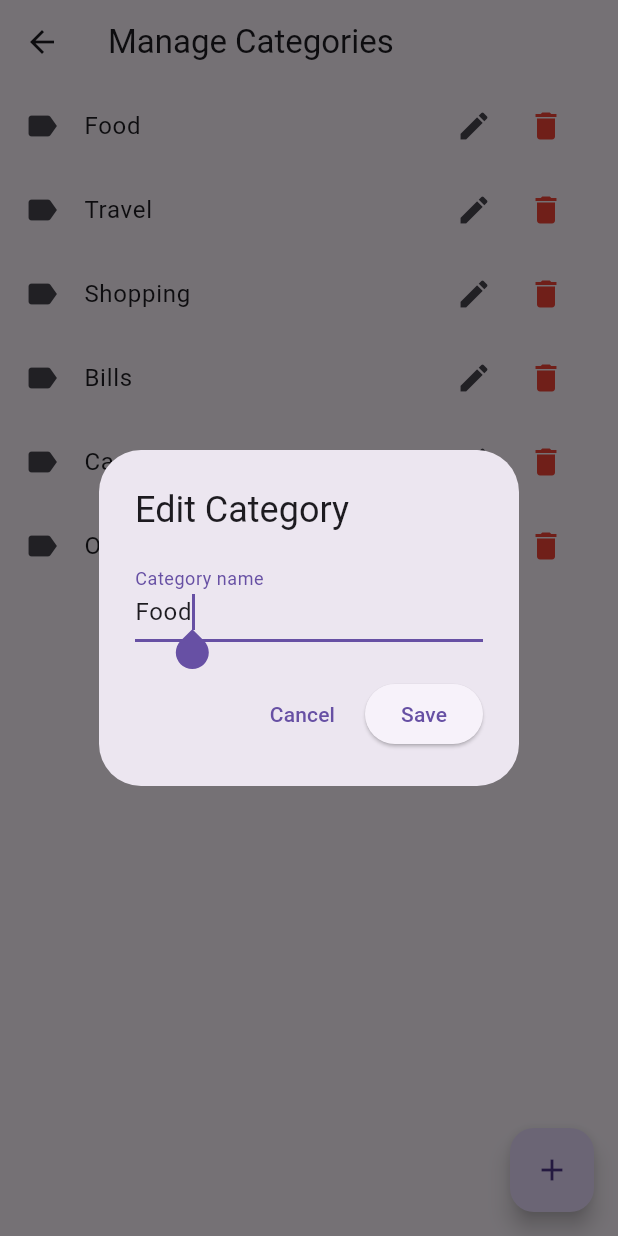
After one commit to anjani-k-xoriant/flutter-training, a Flutter app: the CategoryScreen screen opened by its route, after a tap on the "edit" icon, on a phone screen of 412 x 824 dp. The commit adds this screen. Run offline on Flutter 3.47's test engine with Material 3 defaults, Android fonts, the phone set to English and light mode, and no system bars; our stand-ins replace fl_chart, hive, hive_flutter, shared_preferences, timeago; accounts and stored records are empty.

Commit message:
dynamic category added

```diff
--- a/lib/main.dart
+++ b/lib/main.dart
@@ -1,10 +1,13 @@
 import 'package:flutter/material.dart';
+import 'package:hello_world/models/category.dart';
 import 'package:hello_world/models/expense.dart';
 import 'package:hello_world/providers/auth_provider.dart';
+import 'package:hello_world/providers/category_provider.dart';
 import 'package:hello_world/providers/expense_provider.dart';
 import 'package:hello_world/providers/theme_provider.dart';
 import 'package:hello_world/providers/user_provider.dart';
 import 'package:hello_world/screens/profile/profile_tab.dart';
+import 'package:hello_world/screens/settings/category_screen.dart';
 
 import 'package:hive_flutter/hive_flutter.dart';
 import 'package:provider/provider.dart';
@@ -18,11 +21,16 @@ void main() async {
 
   await Hive.initFlutter();
   Hive.registerAdapter(ExpenseAdapter());
+  Hive.registerAdapter(CategoryAdapter());
   await Hive.openBox<Expense>('expenses');
+  await Hive.openBox<Category>('categories');
 
   runApp(
     MultiProvider(
       providers: [
+        ChangeNotifierProvider(
+          create: (_) => CategoryProvider()..addDefaultsIfEmpty(),
+        ),
         ChangeNotifierProvider(create: (_) => AuthProvider()),
         ChangeNotifierProvider(create: (_) => UserProvider()),
         ChangeNotifierProvider(create: (_) => ExpenseProvider()),
@@ -40,7 +48,7 @@ class MyApp extends StatelessWidget {
   Widget build(BuildContext context) {
     final themeProvider = context.watch<ThemeProvider>();
     return MaterialApp(
-      title: 'Expense Managment',
+      title: 'Expe Screen Demo',
       themeMode: themeProvider.themeMode,
       theme: ThemeData.light(),
       darkTheme: ThemeData.dark(),
@@ -49,6 +57,7 @@ class MyApp extends StatelessWidget {
         SplashScreen.routeName: (_) => const SplashScreen(),
         LoginScreen.routeName: (_) => const LoginScreen(),
         '/home': (_) => const ExpensesScreen(),
+        '/categories': (_) => const CategoryScreen(),
         ExpensesScreen.routeName: (_) => const ExpensesScreen(),
         ProfileTab.routeName: (_) => const ProfileTab(),
       },
--- /dev/null
+++ b/lib/models/category.dart
@@ -0,0 +1,11 @@
+import 'package:hive/hive.dart';
+
+part 'category.g.dart';
+
+@HiveType(typeId: 2)
+class Category extends HiveObject {
+  @HiveField(0)
+  String name;
+
+  Category({required this.name});
+}
--- /dev/null
+++ b/lib/providers/category_provider.dart
@@ -0,0 +1,46 @@
+import 'package:flutter/material.dart';
+import 'package:hello_world/providers/expense_provider.dart';
+import 'package:hive/hive.dart';
+import '../models/category.dart';
+
+class CategoryProvider extends ChangeNotifier {
+  final Box<Category> _box = Hive.box<Category>('categories');
+
+  List<Category> get categories => _box.values.toList();
+
+  void addCategory(String name) {
+    _box.add(Category(name: name));
+    notifyListeners();
+  }
+
+  void updateCategory(int index, String name) {
+    _box.putAt(index, Category(name: name));
+    notifyListeners();
+  }
+
+  void deleteCategory(int index) {
+    _box.deleteAt(index);
+    notifyListeners();
+  }
+
+  /// Initial default categories
+  void addDefaultsIfEmpty() {
+    if (_box.isEmpty) {
+      for (final name in [
+        'Food',
+        'Travel',
+        'Shopping',
+        'Bills',
+        'Cashback',
+        'Other',
+      ]) {
+        _box.add(Category(name: name));
+      }
+      notifyListeners();
+    }
+  }
+
+  bool canDeleteCategory(String categoryName, ExpenseProvider expenseProvider) {
+    return !expenseProvider.isCategoryInUse(categoryName);
+  }
+}
--- a/lib/providers/expense_provider.dart
+++ b/lib/providers/expense_provider.dart
@@ -77,4 +77,8 @@ class ExpenseProvider extends ChangeNotifier {
         .where((e) => e.title.toLowerCase().contains(query.toLowerCase()))
         .toList();
   }
+
+  bool isCategoryInUse(String categoryName) {
+    return expenses.any((e) => e.category == categoryName);
+  }
 }
--- a/lib/screens/profile/widgets/settings_list.dart
+++ b/lib/screens/profile/widgets/settings_list.dart
@@ -1,5 +1,6 @@
 import 'package:flutter/material.dart';
 import 'package:hello_world/screens/profile/edit/change_password_screen.dart';
+import 'package:hello_world/screens/settings/category_screen.dart';
 import 'package:hello_world/screens/settings/theme_screen.dart';
 
 class SettingsList extends StatelessWidget {
@@ -59,6 +60,17 @@ class SettingsList extends StatelessWidget {
               const Divider(height: 0),
 
               ListTile(
+                leading: const Icon(Icons.category),
+                title: const Text("Categories"),
+                trailing: const Icon(Icons.arrow_forward_ios, size: 16),
+                onTap: () {
+                  Navigator.push(
+                    context,
+                    MaterialPageRoute(builder: (_) => const CategoryScreen()),
+                  );
+                },
+              ),
+              ListTile(
                 leading: const Icon(Icons.color_lens),
                 title: const Text("Theme"),
                 trailing: const Icon(Icons.arrow_forward_ios, size: 16),
--- /dev/null
+++ b/lib/screens/settings/category_screen.dart
@@ -0,0 +1,141 @@
+import 'package:flutter/material.dart';
+import 'package:hello_world/providers/expense_provider.dart';
+import 'package:provider/provider.dart';
+import '../../providers/category_provider.dart';
+
+class CategoryScreen extends StatelessWidget {
+  static const routeName = '/categories';
+
+  const CategoryScreen({super.key});
+
+  @override
+  Widget build(BuildContext context) {
+    return Scaffold(
+      appBar: AppBar(title: const Text("Manage Categories")),
+      floatingActionButton: FloatingActionButton(
+        onPressed: () => _showDialog(context),
+        child: const Icon(Icons.add),
+      ),
+      body: Consumer<CategoryProvider>(
+        builder: (context, provider, _) {
+          final categories = provider.categories;
+
+          if (categories.isEmpty) {
+            return const Center(child: Text("No categories added"));
+          }
+
+          return ListView.builder(
+            itemCount: categories.length,
+            itemBuilder: (_, index) {
+              final cat = categories[index];
+
+              return ListTile(
+                leading: const Icon(Icons.label),
+                title: Text(cat.name),
+                trailing: Row(
+                  mainAxisSize: MainAxisSize.min,
+                  children: [
+                    IconButton(
+                      icon: const Icon(Icons.edit),
+                      onPressed: () => _showDialog(context, index, cat.name),
+                    ),
+                    IconButton(
+                      icon: const Icon(Icons.delete, color: Colors.red),
+                      onPressed: () {
+                        final expenseProvider = context.read<ExpenseProvider>();
+
+                        final categoryName = cat.name;
+
+                        final canDelete = !expenseProvider.isCategoryInUse(
+                          categoryName,
+                        );
+
+                        if (!canDelete) {
+                          ScaffoldMessenger.of(context).showSnackBar(
+                            SnackBar(
+                              content: Text(
+                                'Cannot delete "$categoryName". It is used in expenses.',
+                              ),
+                              backgroundColor: Colors.red,
+                            ),
+                          );
+                          return;
+                        }
+
+                        // Optional confirmation dialog
+                        showDialog(
+                          context: context,
+                          builder: (_) => AlertDialog(
+                            title: const Text("Delete Category"),
+                            content: Text(
+                              'Are you sure you want to delete "$categoryName"?',
+                            ),
+                            actions: [
+                              TextButton(
+                                onPressed: () => Navigator.pop(context),
+                                child: const Text("Cancel"),
+                              ),
+                              ElevatedButton(
+                                onPressed: () {
+                                  provider.deleteCategory(index);
+                                  Navigator.pop(context);
+                                },
+                                child: const Text("Delete"),
+                              ),
+                            ],
+                          ),
+                        );
+                      },
+                    ),
+                  ],
+                ),
+              );
+            },
+          );
+        },
+      ),
+    );
+  }
+
+  /// ADD / EDIT dialog
+  void _showDialog(BuildContext context, [int? index, String? value]) {
+    final controller = TextEditingController(text: value);
+
+    showDialog(
+      context: context,
+      builder: (dialogContext) {
+        return AlertDialog(
+          title: Text(index == null ? "Add Category" : "Edit Category"),
+          content: TextField(
+            controller: controller,
+            decoration: const InputDecoration(labelText: "Category name"),
+            autofocus: true,
+          ),
+          actions: [
+            TextButton(
+              onPressed: () => Navigator.pop(dialogContext),
+              child: const Text("Cancel"),
+            ),
+            ElevatedButton(
+              onPressed: () {
+                final name = controller.text.trim();
+                if (name.isEmpty) return;
+
+                final provider = dialogContext.read<CategoryProvider>();
+
+                if (index == null) {
+                  provider.addCategory(name);
+                } else {
+                  provider.updateCategory(index, name);
+                }
+
+                Navigator.pop(dialogContext);
+              },
+              child: const Text("Save"),
+            ),
+          ],
+        );
+      },
+    );
+  }
+}
```
Also changed, not shown: lib/screens/expense/add_edit_expense_screen.dart (+43 -8 lines), lib/screens/expense/expenses_screen.dart (+54 -6 lines), lib/models/category.g.dart (added).
